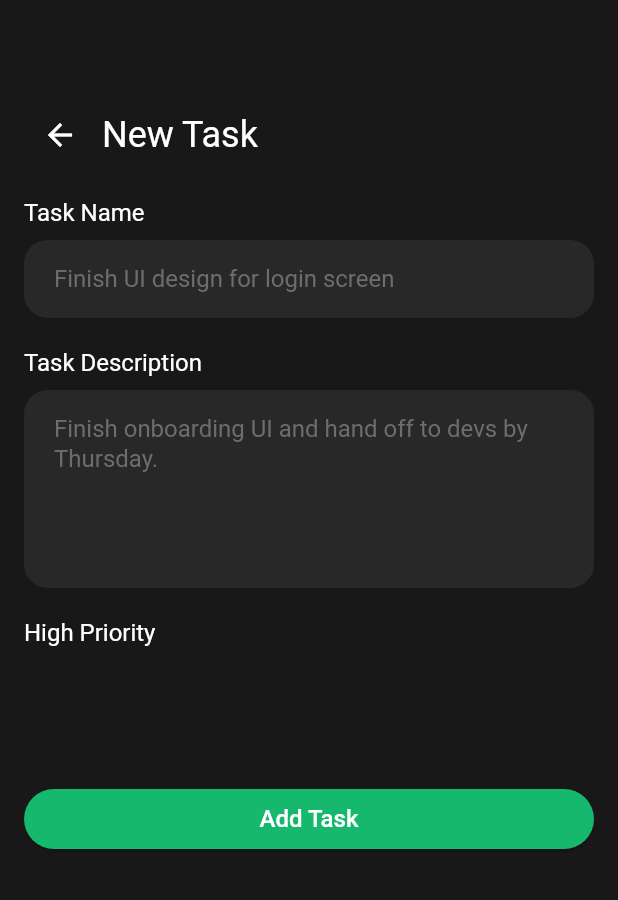
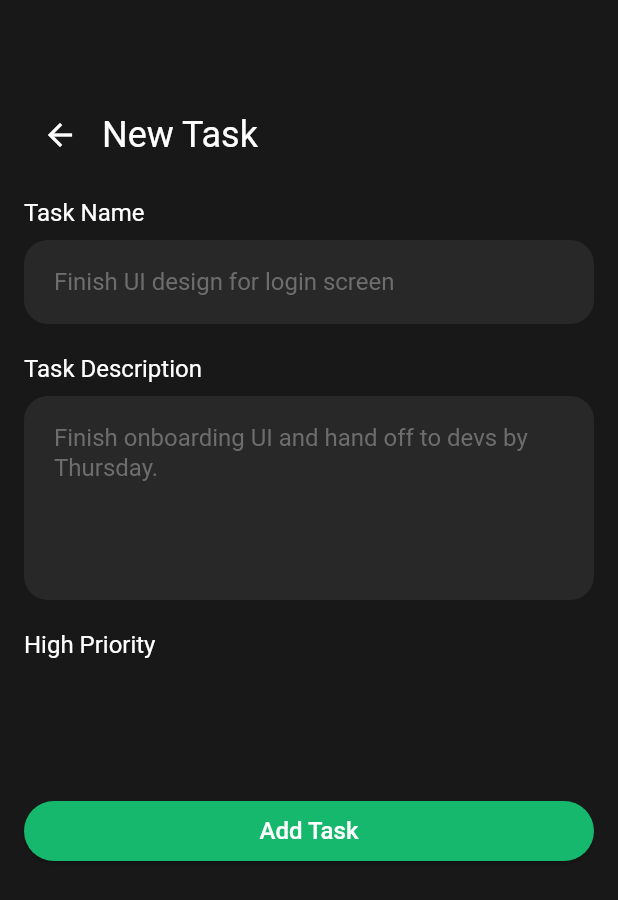
Before and after one commit to MonicaSaeed/Flutter-Tasky-Project, a Flutter app: the AddTaskScreen screen opened directly, on a phone screen of 412 x 824 dp. Shown: the top 900 px of the screen. Run offline on Flutter 3.47's test engine with Material 3 defaults, Android fonts, the phone set to English and light mode, and no system bars; our stand-ins replace flutter_svg.

Commit message:
add first components
added text form field as custom component to use it in all application

```diff
--- a/tasky_project/lib/add_task_screen.dart
+++ b/tasky_project/lib/add_task_screen.dart
@@ -1,4 +1,5 @@
 import 'package:flutter/material.dart';
+import 'package:tasky_project/core/components/custom_form_field.dart';
 
 class AddTaskScreen extends StatelessWidget {
   const AddTaskScreen({super.key});
@@ -28,32 +29,19 @@ class AddTaskScreen extends StatelessWidget {
               ],
             ),
             SizedBox(height: 18),
-            Text(
-              'Task Name',
-              style: Theme.of(context).textTheme.displaySmall,
-            ),
-            SizedBox(height: 8),
-            TextField(
-              cursorColor: const Color(0xFFFFFFFF),
-              style: Theme.of(context).textTheme.displaySmall,
-              decoration: const InputDecoration(
-                hintText: 'Finish UI design for login screen',
-              ),
+            CustomFormField(
+              title: 'Task Name',
+              hintText: 'Finish UI design for login screen',
+              maxLines: 1,
+              controller: TextEditingController(),
             ),
             SizedBox(height: 20),
-            Text(
-              'Task Description',
-              style: Theme.of(context).textTheme.displaySmall,
-            ),
-            SizedBox(height: 8),
-            TextField(
-              cursorColor: const Color(0xFFFFFFFF),
-              style: Theme.of(context).textTheme.displaySmall,
+            CustomFormField(
+              title: 'Task Description',
+              hintText:
+                  'Finish onboarding UI and hand off to devs by Thursday.',
               maxLines: 5,
-              decoration: const InputDecoration(
-                hintText:
-                    'Finish onboarding UI and hand off to devs by Thursday.',
-              ),
+              controller: TextEditingController(),
             ),
             SizedBox(height: 20),
             Row(
--- /dev/null
+++ b/tasky_project/lib/core/components/custom_form_field.dart
@@ -0,0 +1,40 @@
+import 'package:flutter/material.dart';
+
+class CustomFormField extends StatelessWidget {
+  final String hintText;
+  final int maxLines;
+  final String title;
+  final Function(String?)? validator;
+  final TextEditingController controller;
+
+  const CustomFormField({
+    super.key,
+    required this.title,
+    required this.hintText,
+    this.maxLines = 1,
+    this.validator,
+    required this.controller,
+  });
+
+  @override
+  Widget build(BuildContext context) {
+    return Column(
+      crossAxisAlignment: CrossAxisAlignment.start,
+      children: [
+        Text(
+          title,
+          style: Theme.of(context).textTheme.displaySmall,
+        ),
+        SizedBox(height: 8),
+        TextField(
+          cursorColor: const Color(0xFFFFFFFF),
+          maxLines: maxLines,
+          style: Theme.of(context).textTheme.displaySmall,
+          decoration: InputDecoration(
+            hintText: hintText,
+          ),
+        ),
+      ],
+    );
+  }
+}
--- a/tasky_project/lib/home_screen.dart
+++ b/tasky_project/lib/home_screen.dart
@@ -1,5 +1,6 @@
 import 'package:flutter/material.dart';
 import 'package:flutter_svg/flutter_svg.dart';
+import 'package:tasky_project/core/components/custom_form_field.dart';
 import 'package:tasky_project/tasks_screen.dart';
 
 class HomeScreen extends StatelessWidget {
@@ -58,22 +59,10 @@ class HomeScreen extends StatelessWidget {
                 height: 205,
               ),
               SizedBox(height: 28),
-              Row(
-                children: [
-                  Text(
-                    'Full Name',
-                    style: Theme.of(context).textTheme.displaySmall,
-                  ),
-                ],
-              ),
-              SizedBox(height: 8),
-              TextField(
-                cursorColor: const Color(0xFFFFFFFF),
-                style: Theme.of(context).textTheme.displaySmall,
-                decoration: const InputDecoration(
+              CustomFormField(
+                  title: 'Full Name',
                   hintText: 'e.g. Sarah Khalid',
-                ),
-              ),
+                  controller: TextEditingController()),
               SizedBox(height: 24),
               ElevatedButton(
                 onPressed: () {
--- a/tasky_project/lib/main.dart
+++ b/tasky_project/lib/main.dart
@@ -38,7 +38,6 @@ class MyApp extends StatelessWidget {
             backgroundColor: const Color(0xFF15B86C),
             foregroundColor: const Color(0xFFFFFFFF),
             fixedSize: Size(MediaQuery.of(context).size.width, 40),
-            // textStyle: Theme.of(context).textTheme.displaySmall, not effect??
             textStyle: const TextStyle(
               fontSize: 16,
               fontWeight: FontWeight.w500,
@@ -50,7 +49,7 @@ class MyApp extends StatelessWidget {
           fillColor: const Color(0xFF282828),
           contentPadding: const EdgeInsets.symmetric(
             horizontal: 16,
-            vertical: 16,
+            vertical: 18,
           ),
           border: OutlineInputBorder(
             borderRadius: BorderRadius.circular(16),
```
